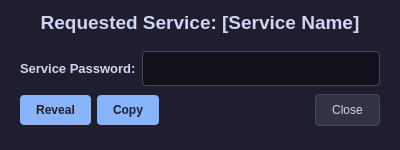
First picture: the form in SiriusVaultGUI/src/ui/dialog_pm_auth_check.ui, repository Ghospicer/SiriusVault, before the edit.
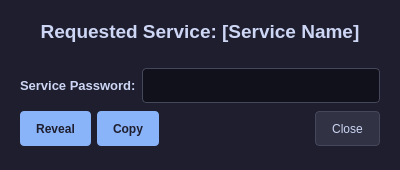
Second picture: the form after the edit. The open tabs and pages were chosen to show the change. Icons and pictures are not drawn.

What changed in the file:
```diff
--- a/SiriusVaultGUI/src/ui/dialog_pm_auth_check.ui
+++ b/SiriusVaultGUI/src/ui/dialog_pm_auth_check.ui
@@ -7,9 +7,15 @@
     <x>0</x>
     <y>0</y>
     <width>400</width>
-    <height>150</height>
+    <height>170</height>
    </rect>
   </property>
+  <property name="minimumSize">
+   <size>
+    <width>400</width>
+    <height>170</height>
+   </size>
+  </property>
   <property name="windowTitle">
    <string>Reveal Service Password</string>
   </property>
@@ -27,6 +33,18 @@
   <layout class="QVBoxLayout" name="verticalLayout">
    <item>
     <widget class="QLabel" name="lbl_service_title">
+     <property name="minimumSize">
+      <size>
+       <width>0</width>
+       <height>40</height>
+      </size>
+     </property>
+     <property name="maximumSize">
+      <size>
+       <width>16777215</width>
+       <height>40</height>
+      </size>
+     </property>
      <property name="styleSheet">
       <string notr="true">QLabel {
     color: #cdd6f4;
@@ -171,6 +189,18 @@
         <layout class="QHBoxLayout" name="horizontalLayout_4">
          <item>
           <widget class="QLabel" name="label">
+           <property name="minimumSize">
+            <size>
+             <width>0</width>
+             <height>35</height>
+            </size>
+           </property>
+           <property name="maximumSize">
+            <size>
+             <width>16777215</width>
+             <height>35</height>
+            </size>
+           </property>
            <property name="styleSheet">
             <string notr="true">QLabel {
     color: #cdd6f4;
@@ -185,6 +215,18 @@
          </item>
          <item>
           <widget class="QLineEdit" name="output_dialog_reqP_serviceP">
+           <property name="minimumSize">
+            <size>
+             <width>0</width>
+             <height>35</height>
+            </size>
+           </property>
+           <property name="maximumSize">
+            <size>
+             <width>16777215</width>
+             <height>35</height>
+            </size>
+           </property>
            <property name="styleSheet">
             <string notr="true">QLineEdit {
     background-color: #11111b;
@@ -213,6 +255,18 @@
         <layout class="QHBoxLayout" name="horizontalLayout">
          <item>
           <widget class="QPushButton" name="btn_dialog_reqP_reveal">
+           <property name="minimumSize">
+            <size>
+             <width>0</width>
+             <height>35</height>
+            </size>
+           </property>
+           <property name="maximumSize">
+            <size>
+             <width>16777215</width>
+             <height>35</height>
+            </size>
+           </property>
            <property name="styleSheet">
             <string notr="true">QPushButton {
     background-color: #89b4fa;
@@ -238,6 +292,18 @@
          </item>
          <item>
           <widget class="QPushButton" name="btn_dialog_reqP_copy">
+           <property name="minimumSize">
+            <size>
+             <width>0</width>
+             <height>35</height>
+            </size>
+           </property>
+           <property name="maximumSize">
+            <size>
+             <width>16777215</width>
+             <height>35</height>
+            </size>
+           </property>
            <property name="styleSheet">
             <string notr="true">QPushButton {
     background-color: #89b4fa;
@@ -276,6 +342,18 @@
          </item>
          <item>
           <widget class="QPushButton" name="btn_dialog_reqP_close">
+           <property name="minimumSize">
+            <size>
+             <width>0</width>
+             <height>35</height>
+            </size>
+           </property>
+           <property name="maximumSize">
+            <size>
+             <width>16777215</width>
+             <height>35</height>
+            </size>
+           </property>
            <property name="styleSheet">
             <string notr="true">QPushButton {
     background-color: #313244;
```
Left out of the diff: 36 changed lines with no effect on the pictures.
